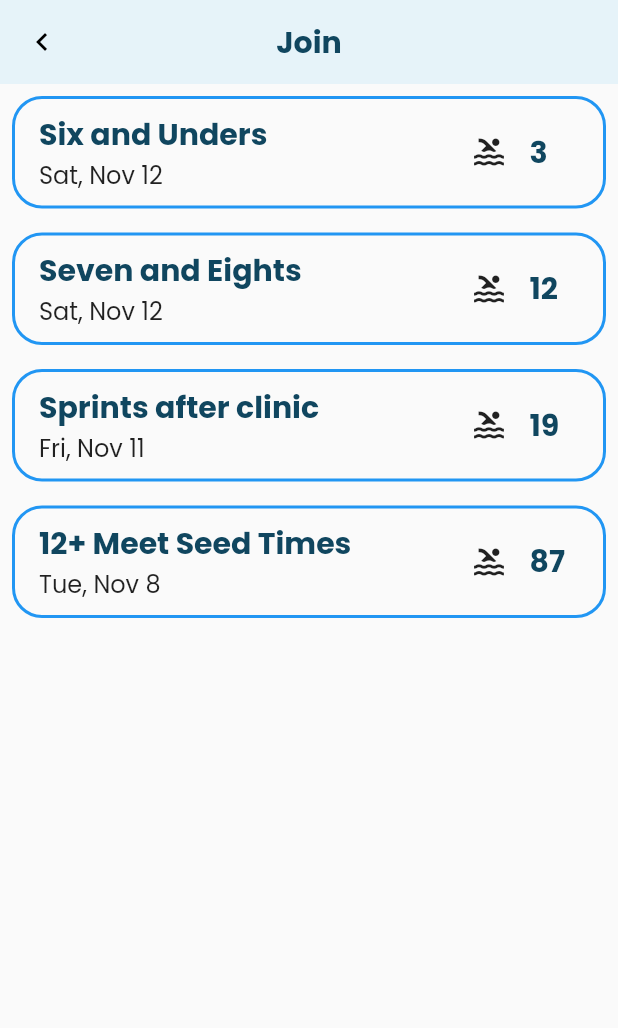
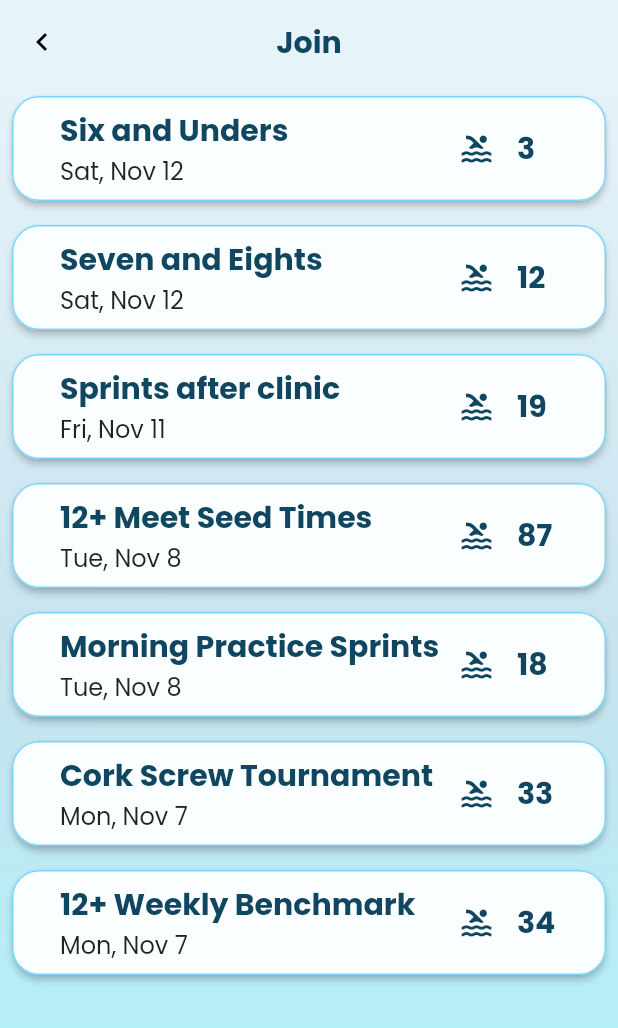
Before and after one commit to pfranz1/swim_timer, a Flutter app: the JoinPage screen opened by its route, on a phone screen of 412 x 824 dp. Shown: the top 1028 px of the screen. Run offline on Flutter 3.47's test engine with Material 2 defaults, Android fonts, the phone set to English and light mode, and no system bars; our stand-ins replace equatable, firebase_core, firebase_database, flutter_bloc, go_router, rxdart and 1 more; missing offline and left inert: animated_digit, sorted_list; accounts and stored records are empty.

Commit message:
improve look of join page

```diff
--- a/lib/custom_colors.dart
+++ b/lib/custom_colors.dart
@@ -8,6 +8,7 @@ class CustomColors {
 
   static const primaryRed = Color(0xFFD42A34);
   static const primaryGreen = Color(0xFF62CA50);
+  static const primaryBlue = Color(0xFF77D6FF);
 
   static const LinearGradient backgroundGradient = LinearGradient(
     colors: [Color(0xFFE6F3F9), Color(0xFFC6E3EE), Color(0xFFAAF6FF)],
--- a/lib/pages/join/join_page.dart
+++ b/lib/pages/join/join_page.dart
@@ -2,6 +2,7 @@ import 'package:flutter/material.dart';
 import 'package:flutter/src/widgets/container.dart';
 import 'package:flutter/src/widgets/framework.dart';
 import 'package:go_router/go_router.dart';
+import 'package:swim_timer/custom_colors.dart';
 import 'package:swim_timer/pages/join/practice_tile.dart';
 
 class JoinPage extends StatelessWidget {
@@ -44,21 +45,21 @@ class JoinPage extends StatelessWidget {
     //     id: "8582",
     //     numSwimmers: 11,
     //     createdOn: DateTime.now().subtract(Duration(days: 4))),
-    // PracticeDM(
-    //     name: "Morning Practice Sprints",
-    //     id: "4329",
-    //     numSwimmers: 18,
-    //     createdOn: DateTime.now().subtract(Duration(days: 4))),
-    // PracticeDM(
-    //     name: "Cork Screw Tournament",
-    //     id: "4326",
-    //     numSwimmers: 33,
-    //     createdOn: DateTime.now().subtract(Duration(days: 5))),
-    // PracticeDM(
-    //     name: "12+ Weekly Benchmark",
-    //     id: "5768",
-    //     numSwimmers: 34,
-    //     createdOn: DateTime.now().subtract(Duration(days: 5))),
+    PracticeDM(
+        name: "Morning Practice Sprints",
+        id: "4329",
+        numSwimmers: 18,
+        createdOn: DateTime.now().subtract(Duration(days: 4))),
+    PracticeDM(
+        name: "Cork Screw Tournament",
+        id: "4326",
+        numSwimmers: 33,
+        createdOn: DateTime.now().subtract(Duration(days: 5))),
+    PracticeDM(
+        name: "12+ Weekly Benchmark",
+        id: "5768",
+        numSwimmers: 34,
+        createdOn: DateTime.now().subtract(Duration(days: 5))),
     // PracticeDM(
     //     name: "City Meet Seed Times",
     //     id: "5642",
@@ -85,7 +86,9 @@ class JoinPage extends StatelessWidget {
             )),
         centerTitle: true,
       ),
-      body: Center(
+      body: Container(
+        decoration: BoxDecoration(gradient: CustomColors.backgroundGradient),
+        child: Center(
           child: ListView.builder(
               itemBuilder: (context, index) {
                 return Padding(
@@ -97,6 +100,7 @@ class JoinPage extends StatelessWidget {
               },
               itemCount: practices.length),
         ),
+      ),
     );
   }
 }
--- a/lib/pages/join/practice_tile.dart
+++ b/lib/pages/join/practice_tile.dart
@@ -5,6 +5,7 @@ import 'package:flutter/src/widgets/framework.dart';
 import 'package:organization_api/organization_api.dart';
 import 'package:intl/intl.dart';
 import 'package:go_router/go_router.dart';
+import 'package:swim_timer/custom_colors.dart';
 
 // TODO: Remove this an use one from packages
 class PracticeDM {
@@ -27,17 +28,22 @@ class PracticeTile extends StatelessWidget {
 
   @override
   Widget build(BuildContext context) {
-    return InkWell(
-      onTap: () {
+    return ElevatedButton(
+      onPressed: () {
         context.go('/practice/${practice.id}');
       },
-      borderRadius: BorderRadius.all(Radius.circular(20)),
-      child: Container(
-        constraints: BoxConstraints(minHeight: 75),
-        decoration: BoxDecoration(
-            borderRadius: BorderRadius.all(Radius.circular(20)),
-            border: Border.all(
-                color: Theme.of(context).colorScheme.primary, width: 2.0)),
+      style: TextButton.styleFrom(
+          // foregroundColor: Color(0xFFFAFEFF),
+          backgroundColor: Color(0xFFFAFEFF),
+          shape: RoundedRectangleBorder(
+              borderRadius: BorderRadius.circular(18.0),
+              side: BorderSide(color: CustomColors.primaryBlue))),
+      //  ButtonStyle(
+      //     backgroundColor: MaterialStateProperty()
+      //     shape: MaterialStateProperty.all<RoundedRectangleBorder>(
+      //         RoundedRectangleBorder(
+      //             borderRadius: BorderRadius.circular(18.0),
+      //             side: BorderSide(color: CustomColors.primaryBlue)))),
       child: Padding(
         padding: const EdgeInsets.symmetric(horizontal: 16.0, vertical: 8.0),
         child: Row(
@@ -61,7 +67,10 @@ class PracticeTile extends StatelessWidget {
                 flex: 1,
                 child: Row(
                   children: [
-                      Icon(Icons.pool_outlined),
+                    Icon(
+                      Icons.pool_outlined,
+                      color: CustomColors.primeColor,
+                    ),
                     SizedBox(
                       width: 15,
                     ),
@@ -74,7 +83,6 @@ class PracticeTile extends StatelessWidget {
           ],
         ),
       ),
-      ),
     );
   }
 }
```
Lines whose indentation alone changed are shown as unchanged.
